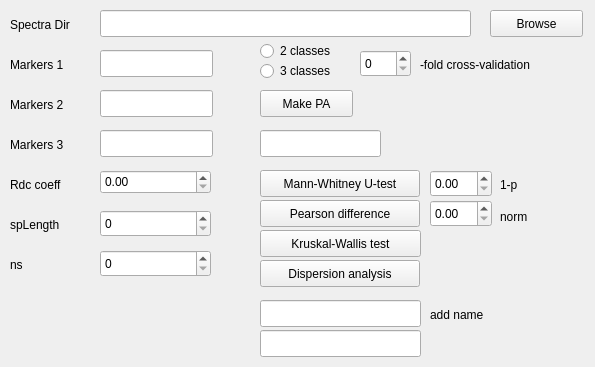
Qt form makepa.ui (ArtfulVampire/SecondGUIrepo) before a commit.
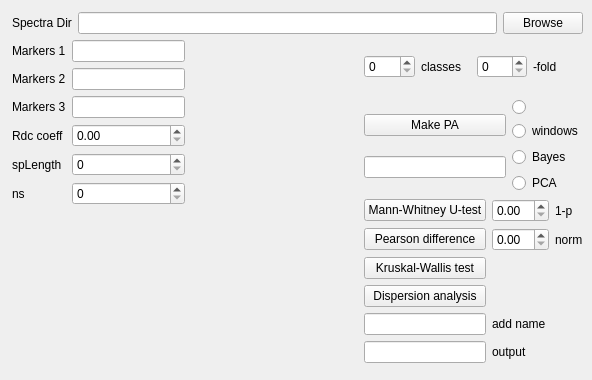
The same form after that commit.

What changed in the file:
```diff
--- a/makepa.ui
+++ b/makepa.ui
@@ -6,389 +6,305 @@
    <rect>
     <x>0</x>
     <y>0</y>
-    <width>595</width>
-    <height>367</height>
+    <width>592</width>
+    <height>380</height>
    </rect>
   </property>
   <property name="windowTitle">
    <string>Form</string>
   </property>
-  <widget class="QPushButton" name="browseButton">
+  <widget class="QWidget" name="">
    <property name="geometry">
     <rect>
-     <x>490</x>
-     <y>10</y>
-     <width>93</width>
-     <height>27</height>
+     <x>12</x>
+     <y>12</y>
+     <width>571</width>
+     <height>351</height>
     </rect>
    </property>
-   <property name="text">
-    <string>Browse</string>
-   </property>
-  </widget>
-  <widget class="QLineEdit" name="paLineEdit">
-   <property name="geometry">
-    <rect>
-     <x>100</x>
-     <y>10</y>
-     <width>371</width>
-     <height>27</height>
-    </rect>
-   </property>
-  </widget>
-  <widget class="QRadioButton" name="cl2_Button">
-   <property name="geometry">
-    <rect>
-     <x>260</x>
-     <y>40</y>
-     <width>109</width>
-     <height>22</height>
-    </rect>
-   </property>
-   <property name="text">
-    <string>2 classes</string>
-   </property>
-  </widget>
-  <widget class="QRadioButton" name="cl3_Button">
-   <property name="geometry">
-    <rect>
-     <x>260</x>
-     <y>60</y>
-     <width>109</width>
-     <height>22</height>
-    </rect>
-   </property>
-   <property name="text">
-    <string>3 classes</string>
-   </property>
-  </widget>
-  <widget class="QLabel" name="label_2">
-   <property name="geometry">
-    <rect>
-     <x>10</x>
-     <y>10</y>
-     <width>131</width>
-     <height>30</height>
-    </rect>
-   </property>
-   <property name="text">
-    <string>Spectra Dir</string>
-   </property>
-  </widget>
-  <widget class="QLineEdit" name="lineEdit_1">
-   <property name="geometry">
-    <rect>
-     <x>100</x>
-     <y>50</y>
-     <width>113</width>
-     <height>27</height>
-    </rect>
-   </property>
-  </widget>
-  <widget class="QLineEdit" name="lineEdit_2">
-   <property name="geometry">
-    <rect>
-     <x>100</x>
-     <y>90</y>
-     <width>113</width>
-     <height>27</height>
-    </rect>
-   </property>
-  </widget>
-  <widget class="QLineEdit" name="lineEdit_3">
-   <property name="geometry">
-    <rect>
-     <x>100</x>
-     <y>130</y>
-     <width>113</width>
-     <height>27</height>
-    </rect>
-   </property>
-  </widget>
-  <widget class="QLabel" name="label">
-   <property name="geometry">
-    <rect>
-     <x>10</x>
-     <y>50</y>
-     <width>80</width>
-     <height>30</height>
-    </rect>
-   </property>
-   <property name="text">
-    <string>Markers 1</string>
-   </property>
-  </widget>
-  <widget class="QLabel" name="label_3">
-   <property name="geometry">
-    <rect>
-     <x>10</x>
-     <y>90</y>
-     <width>80</width>
-     <height>30</height>
-    </rect>
-   </property>
-   <property name="text">
-    <string>Markers 2</string>
-   </property>
-  </widget>
-  <widget class="QLabel" name="label_4">
-   <property name="geometry">
-    <rect>
-     <x>10</x>
-     <y>130</y>
-     <width>80</width>
-     <height>30</height>
-    </rect>
-   </property>
-   <property name="text">
-    <string>Markers 3</string>
-   </property>
-  </widget>
-  <widget class="QPushButton" name="pushButton">
-   <property name="geometry">
-    <rect>
-     <x>260</x>
-     <y>90</y>
-     <width>93</width>
-     <height>27</height>
-    </rect>
-   </property>
-   <property name="text">
-    <string>Make PA</string>
-   </property>
-  </widget>
-  <widget class="QLineEdit" name="lineEdit">
-   <property name="geometry">
-    <rect>
-     <x>260</x>
-     <y>130</y>
-     <width>121</width>
-     <height>27</height>
-    </rect>
-   </property>
-  </widget>
-  <widget class="QLabel" name="label_5">
-   <property name="geometry">
-    <rect>
-     <x>10</x>
-     <y>170</y>
-     <width>80</width>
-     <height>30</height>
-    </rect>
-   </property>
-   <property name="text">
-    <string>Rdc coeff</string>
-   </property>
-  </widget>
-  <widget class="QLabel" name="label_6">
-   <property name="geometry">
-    <rect>
-     <x>10</x>
-     <y>210</y>
-     <width>70</width>
-     <height>30</height>
-    </rect>
-   </property>
-   <property name="text">
-    <string>spLength</string>
-   </property>
-  </widget>
-  <widget class="QPushButton" name="mwTestButton">
-   <property name="geometry">
-    <rect>
-     <x>260</x>
-     <y>170</y>
-     <width>160</width>
-     <height>27</height>
-    </rect>
-   </property>
-   <property name="text">
-    <string>Mann-Whitney U-test</string>
-   </property>
-  </widget>
-  <widget class="QLineEdit" name="mwTestLine">
-   <property name="geometry">
-    <rect>
-     <x>260</x>
-     <y>330</y>
-     <width>161</width>
-     <height>27</height>
-    </rect>
-   </property>
-  </widget>
-  <widget class="QPushButton" name="vdvTestButton">
-   <property name="geometry">
-    <rect>
-     <x>260</x>
-     <y>200</y>
-     <width>160</width>
-     <height>27</height>
-    </rect>
-   </property>
-   <property name="text">
-    <string>Pearson difference</string>
-   </property>
-  </widget>
-  <widget class="QDoubleSpinBox" name="alphaSpinBox">
-   <property name="geometry">
-    <rect>
-     <x>430</x>
-     <y>170</y>
-     <width>62</width>
-     <height>27</height>
-    </rect>
-   </property>
-  </widget>
-  <widget class="QLabel" name="label_7">
-   <property name="geometry">
-    <rect>
-     <x>500</x>
-     <y>170</y>
-     <width>30</width>
-     <height>30</height>
-    </rect>
-   </property>
-   <property name="text">
-    <string>1-p</string>
-   </property>
-  </widget>
-  <widget class="QLineEdit" name="addNameLineEdit">
-   <property name="geometry">
-    <rect>
-     <x>260</x>
-     <y>300</y>
-     <width>161</width>
-     <height>27</height>
-    </rect>
-   </property>
-  </widget>
-  <widget class="QLabel" name="label_8">
-   <property name="geometry">
-    <rect>
-     <x>430</x>
-     <y>300</y>
-     <width>80</width>
-     <height>30</height>
-    </rect>
-   </property>
-   <property name="text">
-    <string>add name</string>
-   </property>
-  </widget>
-  <widget class="QPushButton" name="kwTestButton">
-   <property name="geometry">
-    <rect>
-     <x>260</x>
-     <y>230</y>
-     <width>161</width>
-     <height>27</height>
-    </rect>
-   </property>
-   <property name="text">
-    <string>Kruskal-Wallis test</string>
-   </property>
-  </widget>
-  <widget class="QDoubleSpinBox" name="mwNormSpinBox">
-   <property name="geometry">
-    <rect>
-     <x>430</x>
-     <y>200</y>
-     <width>62</width>
-     <height>27</height>
-    </rect>
-   </property>
-  </widget>
-  <widget class="QLabel" name="label_9">
-   <property name="geometry">
-    <rect>
-     <x>500</x>
-     <y>207</y>
-     <width>67</width>
-     <height>20</height>
-    </rect>
-   </property>
-   <property name="text">
-    <string>norm</string>
-   </property>
-  </widget>
-  <widget class="QSpinBox" name="spLBox">
-   <property name="geometry">
-    <rect>
-     <x>100</x>
-     <y>210</y>
-     <width>111</width>
-     <height>27</height>
-    </rect>
-   </property>
-  </widget>
-  <widget class="QSpinBox" name="nsBox">
-   <property name="geometry">
-    <rect>
-     <x>100</x>
-     <y>250</y>
-     <width>111</width>
-     <height>27</height>
-    </rect>
-   </property>
-  </widget>
-  <widget class="QLabel" name="label_10">
-   <property name="geometry">
-    <rect>
-     <x>10</x>
-     <y>250</y>
-     <width>70</width>
-     <height>30</height>
-    </rect>
-   </property>
-   <property name="text">
-    <string>ns</string>
-   </property>
-  </widget>
-  <widget class="QPushButton" name="dispersionAnalysisButton">
-   <property name="geometry">
-    <rect>
-     <x>260</x>
-     <y>260</y>
-     <width>160</width>
-     <height>27</height>
-    </rect>
-   </property>
-   <property name="text">
-    <string>Dispersion analysis</string>
-   </property>
-  </widget>
-  <widget class="QDoubleSpinBox" name="rdcCoeffBox">
-   <property name="geometry">
-    <rect>
-     <x>100</x>
-     <y>170</y>
-     <width>111</width>
-     <height>24</height>
-    </rect>
-   </property>
-  </widget>
-  <widget class="QSpinBox" name="crossValidSpinBox">
-   <property name="geometry">
-    <rect>
-     <x>360</x>
-     <y>50</y>
-     <width>51</width>
-     <height>27</height>
-    </rect>
-   </property>
-  </widget>
-  <widget class="QLabel" name="label_11">
-   <property name="geometry">
-    <rect>
-     <x>420</x>
-     <y>50</y>
-     <width>140</width>
-     <height>30</height>
-    </rect>
-   </property>
-   <property name="text">
-    <string>-fold cross-validation</string>
-   </property>
+   <layout class="QGridLayout" name="gridLayout_4">
+    <item row="0" column="0" colspan="2">
+     <layout class="QHBoxLayout" name="horizontalLayout_7">
+      <item>
+       <widget class="QLabel" name="label_2">
+        <property name="text">
+         <string>Spectra Dir</string>
+        </property>
+       </widget>
+      </item>
+      <item>
+       <widget class="QLineEdit" name="spectraDirLineEdit"/>
+      </item>
+      <item>
+       <widget class="QPushButton" name="browseButton">
+        <property name="text">
+         <string>Browse</string>
+        </property>
+       </widget>
+      </item>
+     </layout>
+    </item>
+    <item row="1" column="0">
+     <layout class="QHBoxLayout" name="horizontalLayout_6">
+      <item>
+       <layout class="QVBoxLayout" name="verticalLayout_3">
+        <item>
+         <layout class="QGridLayout" name="gridLayout">
+          <item row="2" column="0">
+           <widget class="QLabel" name="label_4">
+            <property name="text">
+             <string>Markers 3</string>
+            </property>
+           </widget>
+          </item>
+          <item row="0" column="0">
+           <widget class="QLabel" name="label">
+            <property name="text">
+             <string>Markers 1</string>
+            </property>
+           </widget>
+          </item>
+          <item row="5" column="0">
+           <widget class="QLabel" name="label_10">
+            <property name="text">
+             <string>ns</string>
+            </property>
+           </widget>
+          </item>
+          <item row="1" column="0">
+           <widget class="QLabel" name="label_3">
+            <property name="text">
+             <string>Markers 2</string>
+            </property>
+           </widget>
+          </item>
+          <item row="4" column="0">
+           <widget class="QLabel" name="label_6">
+            <property name="text">
+             <string>spLength</string>
+            </property>
+           </widget>
+          </item>
+          <item row="2" column="1">
+           <widget class="QLineEdit" name="lineEdit_3"/>
+          </item>
+          <item row="0" column="1">
+           <widget class="QLineEdit" name="lineEdit_1"/>
+          </item>
+          <item row="3" column="0">
+           <widget class="QLabel" name="label_5">
+            <property name="text">
+             <string>Rdc coeff</string>
+            </property>
+           </widget>
+          </item>
+          <item row="1" column="1">
+           <widget class="QLineEdit" name="lineEdit_2"/>
+          </item>
+          <item row="4" column="1">
+           <widget class="QSpinBox" name="spLBox"/>
+          </item>
+          <item row="5" column="1">
+           <widget class="QSpinBox" name="nsBox"/>
+          </item>
+          <item row="3" column="1">
+           <widget class="QDoubleSpinBox" name="rdcCoeffBox"/>
+          </item>
+         </layout>
+        </item>
+        <item>
+         <spacer name="verticalSpacer">
+          <property name="orientation">
+           <enum>Qt::Vertical</enum>
+          </property>
+          <property name="sizeHint" stdset="0">
+           <size>
+            <width>20</width>
+            <height>40</height>
+           </size>
+          </property>
+         </spacer>
+        </item>
+       </layout>
+      </item>
+      <item>
+       <spacer name="horizontalSpacer">
+        <property name="orientation">
+         <enum>Qt::Horizontal</enum>
+        </property>
+        <property name="sizeHint" stdset="0">
+         <size>
+          <width>40</width>
+          <height>20</height>
+         </size>
+        </property>
+       </spacer>
+      </item>
+     </layout>
+    </item>
+    <item row="1" column="1">
+     <layout class="QGridLayout" name="gridLayout_3">
+      <item row="0" column="0">
+       <layout class="QHBoxLayout" name="horizontalLayout_4">
+        <item>
+         <widget class="QSpinBox" name="numOfClassesSpinBox"/>
+        </item>
+        <item>
+         <widget class="QLabel" name="label_12">
+          <property name="text">
+           <string>classes</string>
+          </property>
+         </widget>
+        </item>
+       </layout>
+      </item>
+      <item row="0" column="1">
+       <layout class="QHBoxLayout" name="horizontalLayout_5">
+        <item>
+         <widget class="QSpinBox" name="foldSpinBox"/>
+        </item>
+        <item>
+         <widget class="QLabel" name="label_11">
+          <property name="text">
+           <string>-fold</string>
+          </property>
+         </widget>
+        </item>
+       </layout>
+      </item>
+      <item row="1" column="0" colspan="2">
+       <layout class="QHBoxLayout" name="horizontalLayout">
+        <item>
+         <layout class="QVBoxLayout" name="verticalLayout_2">
+          <item>
+           <widget class="QPushButton" name="pushButton">
+            <property name="text">
+             <string>Make PA</string>
+            </property>
+           </widget>
+          </item>
+          <item>
+           <widget class="QLineEdit" name="lineEdit"/>
+          </item>
+         </layout>
+        </item>
+        <item>
+         <layout class="QVBoxLayout" name="verticalLayout">
+          <item>
+           <widget class="QRadioButton" name="realsRadioButton">
+            <property name="text">
+             <string/>
+            </property>
+           </widget>
+          </item>
+          <item>
+           <widget class="QRadioButton" name="windowsRadioButton">
+            <property name="text">
+             <string>windows</string>
+            </property>
+           </widget>
+          </item>
+          <item>
+           <widget class="QRadioButton" name="bayesRadioButton">
+            <property name="text">
+             <string>Bayes</string>
+            </property>
+           </widget>
+          </item>
+          <item>
+           <widget class="QRadioButton" name="pcaRadioButton">
+            <property name="text">
+             <string>PCA</string>
+            </property>
+           </widget>
+          </item>
+         </layout>
+        </item>
+       </layout>
+      </item>
+      <item row="2" column="0" colspan="2">
+       <layout class="QGridLayout" name="gridLayout_2">
+        <item row="0" column="0">
+         <widget class="QPushButton" name="mwTestButton">
+          <property name="text">
+           <string>Mann-Whitney U-test</string>
+          </property>
+         </widget>
+        </item>
+        <item row="0" column="1">
+         <layout class="QHBoxLayout" name="horizontalLayout_2">
+          <item>
+           <widget class="QDoubleSpinBox" name="alphaSpinBox"/>
+          </item>
+          <item>
+           <widget class="QLabel" name="label_7">
+            <property name="text">
+             <string>1-p</string>
+            </property>
+           </widget>
+          </item>
+         </layout>
+        </item>
+        <item row="1" column="0">
+         <widget class="QPushButton" name="vdvTestButton">
+          <property name="text">
+           <string>Pearson difference</string>
+          </property>
+         </widget>
+        </item>
+        <item row="1" column="1">
+         <layout class="QHBoxLayout" name="horizontalLayout_3">
+          <item>
+           <widget class="QDoubleSpinBox" name="mwNormSpinBox"/>
+          </item>
+          <item>
+           <widget class="QLabel" name="label_9">
+            <property name="text">
+             <string>norm</string>
+            </property>
+           </widget>
+          </item>
+         </layout>
+        </item>
+        <item row="2" column="0">
+         <widget class="QPushButton" name="kwTestButton">
+          <property name="text">
+           <string>Kruskal-Wallis test</string>
+          </property>
+         </widget>
+        </item>
+        <item row="3" column="0">
+         <widget class="QPushButton" name="dispersionAnalysisButton">
+          <property name="text">
+           <string>Dispersion analysis</string>
+          </property>
+         </widget>
+        </item>
+        <item row="4" column="0">
+         <widget class="QLineEdit" name="addNameLineEdit"/>
+        </item>
+        <item row="4" column="1">
+         <widget class="QLabel" name="label_8">
+          <property name="text">
+           <string>add name</string>
+          </property>
+         </widget>
+        </item>
+        <item row="5" column="0">
+         <widget class="QLineEdit" name="mwTestLine"/>
+        </item>
+        <item row="5" column="1">
+         <widget class="QLabel" name="label_13">
+          <property name="text">
+           <string>output</string>
+          </property>
+         </widget>
+        </item>
+       </layout>
+      </item>
+     </layout>
+    </item>
+   </layout>
   </widget>
  </widget>
  <resources/>
```
